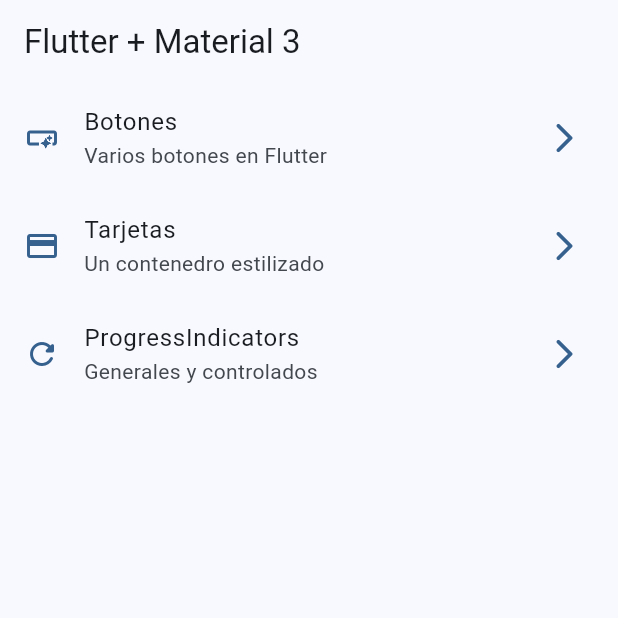
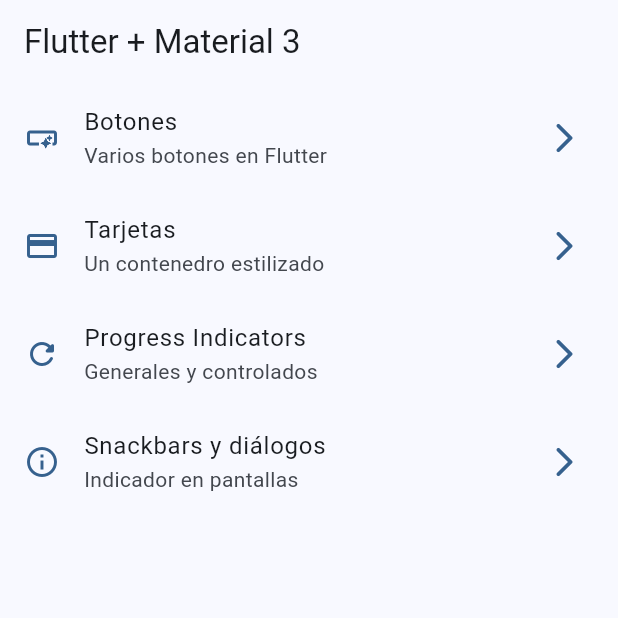
Before and after one commit to Tanamachii/widgetsapp_flutter, a Flutter app: the screen it shows after launch, on a phone screen of 412 x 824 dp, the top half of it. Run offline on Flutter 3.47's test engine with Material 3 defaults, Android fonts, the phone set to English and light mode, and no system bars; our stand-ins replace go_router; missing offline and left inert: dart:ffi.

Commit message:
feat: snackbar y dialogos terminados

```diff
--- a/lib/config/menu_items/menu_items.dart
+++ b/lib/config/menu_items/menu_items.dart
@@ -28,9 +28,15 @@ const appMenuItems = <MenuItem>[
     icon: Icons.credit_card,
   ),
   MenuItem(
-    title: 'ProgressIndicators',
+    title: 'Progress Indicators',
     subtitle: 'Generales y controlados',
     url: '/progress',
     icon: Icons.refresh_rounded,
   ),
+  MenuItem(
+    title: 'Snackbars y diálogos',
+    subtitle: 'Indicador en pantallas',
+    url: '/snackbar',
+    icon: Icons.info_outline,
+  ),
 ];
--- a/lib/config/router/app_router.dart
+++ b/lib/config/router/app_router.dart
@@ -25,5 +25,10 @@ final appRouter = GoRouter(
       name: ProgressScreen.name,
       builder: (context, state) => const ProgressScreen(),
     ),
+    GoRoute(
+      path: '/snackbar',
+      name: SnackbarScreen.name,
+      builder: (context, state) => const SnackbarScreen(),
+    ),
   ],
 );
--- a/lib/main.dart
+++ b/lib/main.dart
@@ -12,6 +12,7 @@ class MainApp extends StatelessWidget {
   @override
   Widget build(BuildContext context) {
     return MaterialApp.router(
+      title: 'Flutter widgets',
       routerConfig: appRouter,
       debugShowCheckedModeBanner: false,
       theme: AppTheme(selectedColor: 1).getTheme(),
```
Also changed, not shown: lib/presentation/screens/snackbar/snackbar_screen.dart (+64 -1 lines).
